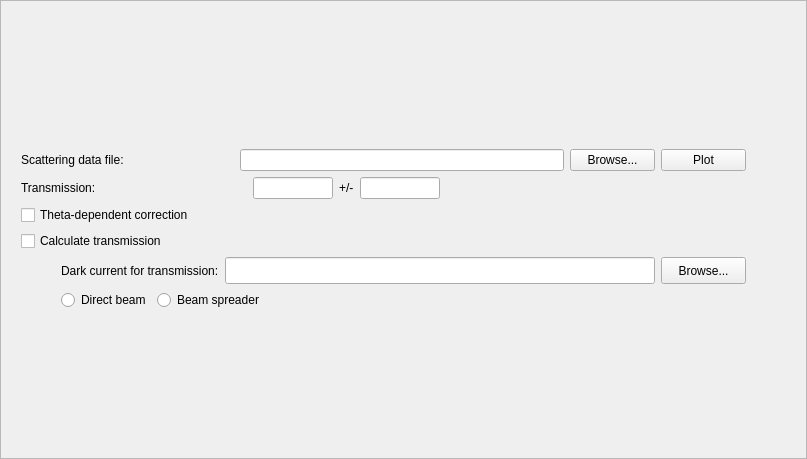
mantidproject/mantid, file Code/Mantid/Scripts/Interface/ui/sans/hfir_sample_data.ui: the form before one commit.
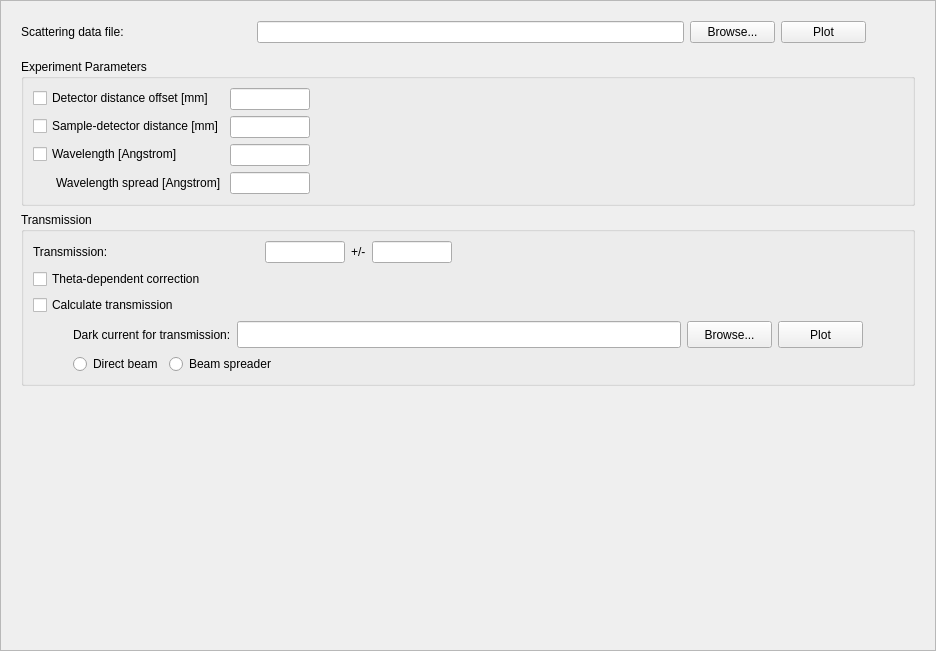
The form after the commit.

What changed in the file:
```diff
--- a/Code/Mantid/Scripts/Interface/ui/sans/hfir_sample_data.ui
+++ b/Code/Mantid/Scripts/Interface/ui/sans/hfir_sample_data.ui
@@ -6,8 +6,8 @@
    <rect>
     <x>0</x>
     <y>0</y>
-    <width>807</width>
-    <height>459</height>
+    <width>936</width>
+    <height>651</height>
    </rect>
   </property>
   <property name="windowTitle">
@@ -36,12 +36,296 @@
        <rect>
         <x>0</x>
         <y>0</y>
-        <width>805</width>
-        <height>423</height>
+        <width>916</width>
+        <height>631</height>
        </rect>
       </property>
       <layout class="QVBoxLayout" name="verticalLayout_2">
        <item>
+        <layout class="QHBoxLayout" name="horizontalLayout_7">
+         <item>
+          <widget class="QLabel" name="label_3">
+           <property name="text">
+            <string>Scattering data file:</string>
+           </property>
+          </widget>
+         </item>
+         <item>
+          <spacer name="horizontalSpacer_8">
+           <property name="orientation">
+            <enum>Qt::Horizontal</enum>
+           </property>
+           <property name="sizeType">
+            <enum>QSizePolicy::Fixed</enum>
+           </property>
+           <property name="sizeHint" stdset="0">
+            <size>
+             <width>127</width>
+             <height>20</height>
+            </size>
+           </property>
+          </spacer>
+         </item>
+         <item>
+          <widget class="QLineEdit" name="data_file_edit">
+           <property name="minimumSize">
+            <size>
+             <width>300</width>
+             <height>0</height>
+            </size>
+           </property>
+          </widget>
+         </item>
+         <item>
+          <widget class="QPushButton" name="data_file_browse_button">
+           <property name="minimumSize">
+            <size>
+             <width>85</width>
+             <height>0</height>
+            </size>
+           </property>
+           <property name="maximumSize">
+            <size>
+             <width>85</width>
+             <height>16777215</height>
+            </size>
+           </property>
+           <property name="text">
+            <string>Browse...</string>
+           </property>
+          </widget>
+         </item>
+         <item>
+          <widget class="QPushButton" name="data_file_plot_button">
+           <property name="minimumSize">
+            <size>
+             <width>85</width>
+             <height>0</height>
+            </size>
+           </property>
+           <property name="maximumSize">
+            <size>
+             <width>85</width>
+             <height>16777215</height>
+            </size>
+           </property>
+           <property name="text">
+            <string>Plot</string>
+           </property>
+          </widget>
+         </item>
+         <item>
+          <spacer name="horizontalSpacer_7">
+           <property name="orientation">
+            <enum>Qt::Horizontal</enum>
+           </property>
+           <property name="sizeType">
+            <enum>QSizePolicy::Fixed</enum>
+           </property>
+           <property name="sizeHint" stdset="0">
+            <size>
+             <width>49</width>
+             <height>20</height>
+            </size>
+           </property>
+          </spacer>
+         </item>
+        </layout>
+       </item>
+       <item>
+        <spacer name="verticalSpacer">
+         <property name="orientation">
+          <enum>Qt::Vertical</enum>
+         </property>
+         <property name="sizeType">
+          <enum>QSizePolicy::Fixed</enum>
+         </property>
+         <property name="sizeHint" stdset="0">
+          <size>
+           <width>20</width>
+           <height>10</height>
+          </size>
+         </property>
+        </spacer>
+       </item>
+       <item>
+        <widget class="QGroupBox" name="geometry_options_groupbox">
+         <property name="sizePolicy">
+          <sizepolicy hsizetype="Expanding" vsizetype="Fixed">
+           <horstretch>0</horstretch>
+           <verstretch>0</verstretch>
+          </sizepolicy>
+         </property>
+         <property name="minimumSize">
+          <size>
+           <width>0</width>
+           <height>0</height>
+          </size>
+         </property>
+         <property name="maximumSize">
+          <size>
+           <width>16777215</width>
+           <height>16777215</height>
+          </size>
+         </property>
+         <property name="title">
+          <string>Experiment Parameters</string>
+         </property>
+         <property name="alignment">
+          <set>Qt::AlignLeading|Qt::AlignLeft|Qt::AlignTop</set>
+         </property>
+         <layout class="QVBoxLayout" name="verticalLayout_4">
+          <item>
+           <layout class="QFormLayout" name="formLayout_3">
+            <property name="sizeConstraint">
+             <enum>QLayout::SetDefaultConstraint</enum>
+            </property>
+            <property name="fieldGrowthPolicy">
+             <enum>QFormLayout::AllNonFixedFieldsGrow</enum>
+            </property>
+            <item row="0" column="0">
+             <widget class="QCheckBox" name="detector_offset_chk">
+              <property name="toolTip">
+               <string>Select to set the detector distance offset.</string>
+              </property>
+              <property name="whatsThis">
+               <string/>
+              </property>
+              <property name="text">
+               <string>Detector distance offset [mm]</string>
+              </property>
+             </widget>
+            </item>
+            <item row="0" column="1">
+             <widget class="QLineEdit" name="detector_offset_edit">
+              <property name="minimumSize">
+               <size>
+                <width>80</width>
+                <height>0</height>
+               </size>
+              </property>
+              <property name="maximumSize">
+               <size>
+                <width>80</width>
+                <height>16777215</height>
+               </size>
+              </property>
+              <property name="toolTip">
+               <string>Enter the detector distance offset in mm.</string>
+              </property>
+             </widget>
+            </item>
+            <item row="1" column="0">
+             <widget class="QCheckBox" name="sample_dist_chk">
+              <property name="toolTip">
+               <string>Select to force the sample-detector distance.</string>
+              </property>
+              <property name="text">
+               <string>Sample-detector distance [mm]</string>
+              </property>
+             </widget>
+            </item>
+            <item row="1" column="1">
+             <widget class="QLineEdit" name="sample_dist_edit">
+              <property name="sizePolicy">
+               <sizepolicy hsizetype="Expanding" vsizetype="Fixed">
+                <horstretch>0</horstretch>
+                <verstretch>0</verstretch>
+               </sizepolicy>
+              </property>
+              <property name="minimumSize">
+               <size>
+                <width>80</width>
+                <height>0</height>
+               </size>
+              </property>
+              <property name="maximumSize">
+               <size>
+                <width>80</width>
+                <height>16777215</height>
+               </size>
+              </property>
+              <property name="toolTip">
+               <string>Enter the value of the sample-to-detector distance in mm.</string>
+              </property>
+             </widget>
+            </item>
+            <item row="2" column="0">
+             <widget class="QCheckBox" name="wavelength_chk">
+              <property name="toolTip">
+               <string>Select to force the wavelength to a given value.</string>
+              </property>
+              <property name="text">
+               <string>Wavelength [Angstrom]</string>
+              </property>
+             </widget>
+            </item>
+            <item row="2" column="1">
+             <widget class="QLineEdit" name="wavelength_edit">
+              <property name="minimumSize">
+               <size>
+                <width>80</width>
+                <height>0</height>
+               </size>
+              </property>
+              <property name="maximumSize">
+               <size>
+                <width>80</width>
+                <height>16777215</height>
+               </size>
+              </property>
+              <property name="toolTip">
+               <string>Enter the value of the neutron wavelength.</string>
+              </property>
+             </widget>
+            </item>
+            <item row="3" column="0">
+             <widget class="QLabel" name="label_10">
+              <property name="text">
+               <string>Wavelength spread [Angstrom]</string>
+              </property>
+              <property name="indent">
+               <number>23</number>
+              </property>
+             </widget>
+            </item>
+            <item row="3" column="1">
+             <widget class="QLineEdit" name="wavelength_spread_edit">
+              <property name="minimumSize">
+               <size>
+                <width>80</width>
+                <height>0</height>
+               </size>
+              </property>
+              <property name="maximumSize">
+               <size>
+                <width>80</width>
+                <height>16777215</height>
+               </size>
+              </property>
+              <property name="toolTip">
+               <string>Enter the value of the neutron wavelength spread.</string>
+              </property>
+             </widget>
+            </item>
+           </layout>
+          </item>
+         </layout>
+        </widget>
+       </item>
+       <item>
+        <widget class="QGroupBox" name="groupBox">
+         <property name="sizePolicy">
+          <sizepolicy hsizetype="Preferred" vsizetype="Preferred">
+           <horstretch>0</horstretch>
+           <verstretch>0</verstretch>
+          </sizepolicy>
+         </property>
+         <property name="title">
+          <string>Transmission</string>
+         </property>
+         <layout class="QVBoxLayout" name="verticalLayout_3">
+          <item>
         <layout class="QGridLayout" name="gridLayout">
          <item row="3" column="0">
           <widget class="QCheckBox" name="theta_dep_chk">
@@ -334,6 +618,25 @@
              </property>
             </widget>
            </item>
+              <item>
+               <widget class="QPushButton" name="dark_current_plot_button">
+                <property name="minimumSize">
+                 <size>
+                  <width>85</width>
+                  <height>27</height>
+                 </size>
+                </property>
+                <property name="maximumSize">
+                 <size>
+                  <width>85</width>
+                  <height>27</height>
+                 </size>
+                </property>
+                <property name="text">
+                 <string>Plot</string>
+                </property>
+               </widget>
+              </item>
            <item>
             <spacer name="horizontalSpacer_5">
              <property name="orientation">
@@ -352,97 +655,6 @@
            </item>
           </layout>
          </item>
-         <item row="1" column="0">
-          <layout class="QHBoxLayout" name="horizontalLayout_7">
-           <item>
-            <widget class="QLabel" name="label_3">
-             <property name="text">
-              <string>Scattering data file:</string>
-             </property>
-            </widget>
-           </item>
-           <item>
-            <spacer name="horizontalSpacer_8">
-             <property name="orientation">
-              <enum>Qt::Horizontal</enum>
-             </property>
-             <property name="sizeType">
-              <enum>QSizePolicy::Fixed</enum>
-             </property>
-             <property name="sizeHint" stdset="0">
-              <size>
-               <width>110</width>
-               <height>20</height>
-              </size>
-             </property>
-            </spacer>
-           </item>
-           <item>
-            <widget class="QLineEdit" name="data_file_edit">
-             <property name="minimumSize">
-              <size>
-               <width>300</width>
-               <height>0</height>
-              </size>
-             </property>
-            </widget>
-           </item>
-           <item>
-            <widget class="QPushButton" name="data_file_browse_button">
-             <property name="minimumSize">
-              <size>
-               <width>85</width>
-               <height>0</height>
-              </size>
-             </property>
-             <property name="maximumSize">
-              <size>
-               <width>85</width>
-               <height>16777215</height>
-              </size>
-             </property>
-             <property name="text">
-              <string>Browse...</string>
-             </property>
-            </widget>
-           </item>
-           <item>
-            <widget class="QPushButton" name="data_file_plot_button">
-             <property name="minimumSize">
-              <size>
-               <width>85</width>
-               <height>0</height>
-              </size>
-             </property>
-             <property name="maximumSize">
-              <size>
-               <width>85</width>
-               <height>16777215</height>
-              </size>
-             </property>
-             <property name="text">
-              <string>Plot</string>
-             </property>
-            </widget>
-           </item>
-           <item>
-            <spacer name="horizontalSpacer_7">
-             <property name="orientation">
-              <enum>Qt::Horizontal</enum>
-             </property>
-             <property name="sizeType">
-              <enum>QSizePolicy::Fixed</enum>
-             </property>
-             <property name="sizeHint" stdset="0">
-              <size>
-               <width>40</width>
-               <height>20</height>
-              </size>
-             </property>
-            </spacer>
-           </item>
-          </layout>
-         </item>
         </layout>
        </item>
        <item>
@@ -451,6 +663,22 @@
           <number>0</number>
          </property>
         </layout>
+          </item>
+         </layout>
+        </widget>
+       </item>
+       <item>
+        <spacer name="verticalSpacer_2">
+         <property name="orientation">
+          <enum>Qt::Vertical</enum>
+         </property>
+         <property name="sizeHint" stdset="0">
+          <size>
+           <width>20</width>
+           <height>40</height>
+          </size>
+         </property>
+        </spacer>
        </item>
       </layout>
      </widget>
```
Lines whose indentation alone changed are shown as unchanged.
